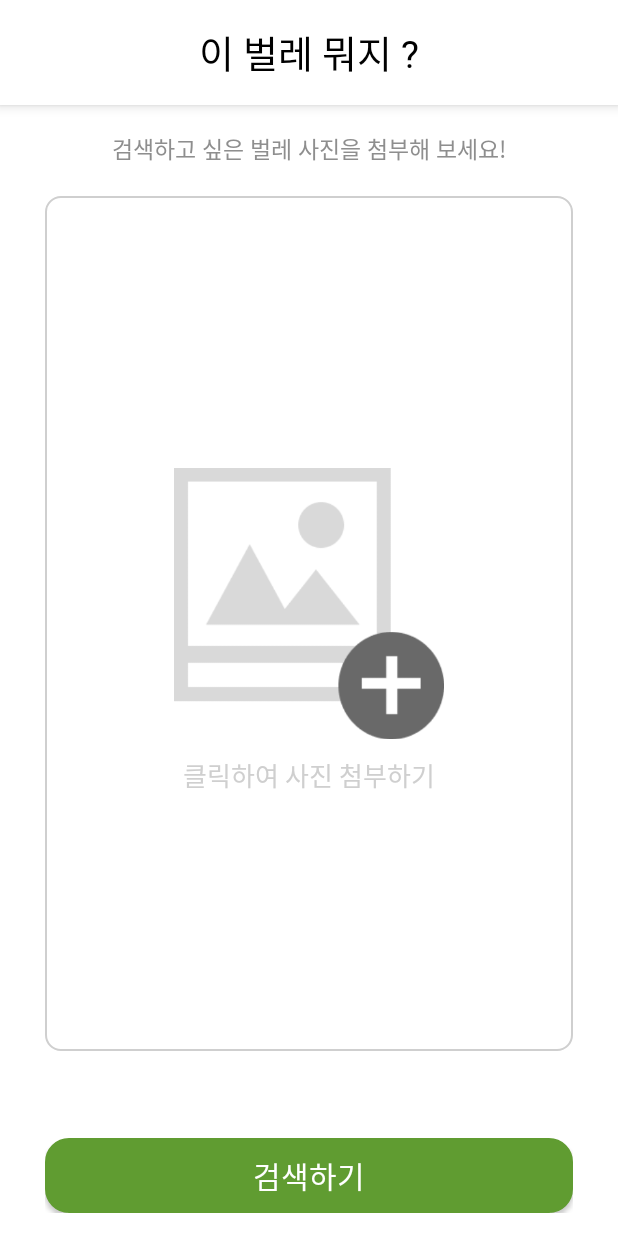
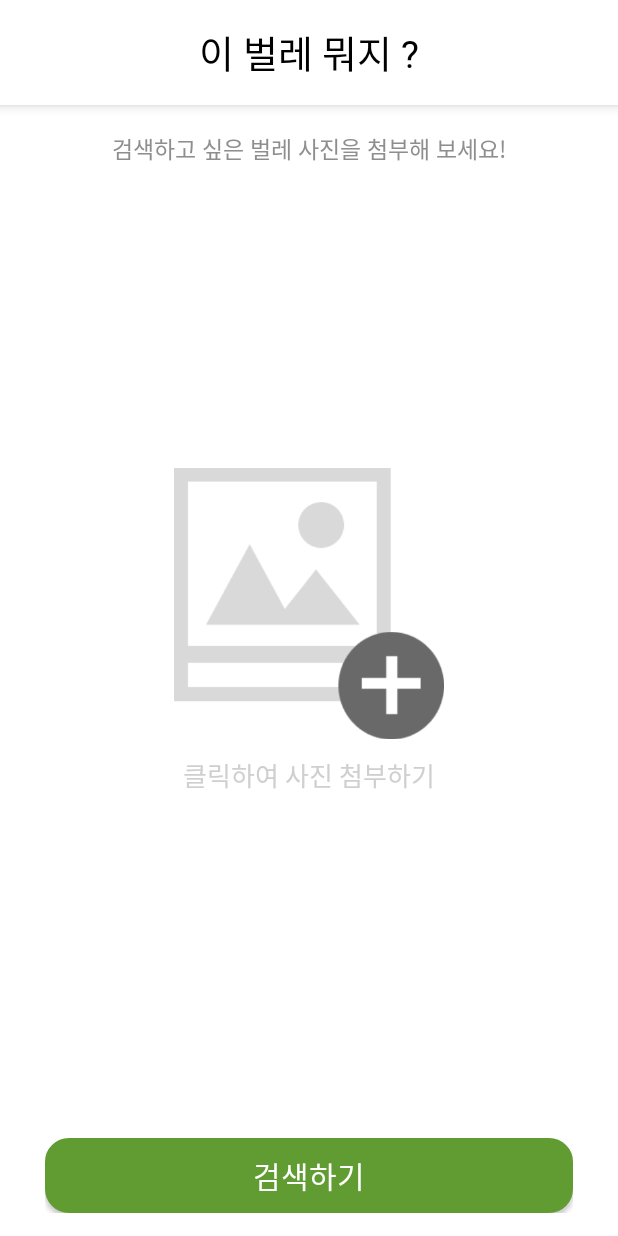
Before and after one commit to ZoneBUG/debugging-app-client, an Android app: the SearchBeforeFragment screen opened directly, with no data from a screen before it, after a tap on an icon or button, on a phone screen of 412 x 824 dp. Run offline under Robolectric (Android 15) with nearby library versions, the phone set to English and light mode, and no system bars; our stand-ins replace Firebase (no records; nobody signed in at launch, a user with empty details on screens opened directly); network calls fail; pictures from the network do not load.

Commit message:
fix : 기타 디자인 수정

```diff
--- a/app/src/main/java/com/zonebug/debugging/activity/search/SearchBeforeFragment.kt
+++ b/app/src/main/java/com/zonebug/debugging/activity/search/SearchBeforeFragment.kt
@@ -6,6 +6,7 @@ import android.view.LayoutInflater
 import android.view.View
 import android.view.ViewGroup
 import android.widget.ImageButton
+import android.widget.LinearLayout
 import androidx.appcompat.widget.AppCompatButton
 import com.zonebug.debugging.R
 
@@ -20,12 +21,14 @@ class SearchBeforeFragment : Fragment() {
     ): View? {
 
         val view = inflater.inflate(R.layout.fragment_search_before, container, false)
+        val container : LinearLayout = view.findViewById(R.id.Search_Before_Container_Image)
         val selectBtn : ImageButton = view.findViewById(R.id.Search_Before_Btn_Select)
         val editBtn : AppCompatButton = view.findViewById(R.id.Search_Before_Btn_Edit)
 
         // 이미지 선택하기
         selectBtn.setOnClickListener {
             (activity as SearchActivity).selectImage()
+            container.setBackgroundResource(R.drawable.custom_button_white)
         }
 
         // 이미지 다시 선택하기
--- /dev/null
+++ b/app/src/main/res/drawable/custom_button_white.xml
@@ -0,0 +1,10 @@
+<?xml version="1.0" encoding="utf-8"?>
+<shape
+    xmlns:android="http://schemas.android.com/apk/res/android"
+    android:shape="rectangle">
+    <stroke
+        android:color="@color/white"
+        android:width="1sp"/>
+    <corners android:radius="10sp"/>
+    <solid android:color="@color/white"/>
+</shape>
--- a/app/src/main/res/drawable/custom_input.xml
+++ b/app/src/main/res/drawable/custom_input.xml
@@ -20,7 +20,7 @@
             android:shape="rectangle">
             <stroke
                 android:width="1.2dp"
-                android:color="@color/main_red"/>
+                android:color="@color/main_green"/>
             <corners
                 android:radius="10dp"/>
         </shape>
--- a/app/src/main/res/layout/activity_report.xml
+++ b/app/src/main/res/layout/activity_report.xml
@@ -133,6 +133,7 @@
                 android:id="@+id/Report_Text_Input"
                 android:layout_width="match_parent"
                 android:layout_height="wrap_content"
+                android:layout_marginTop="10sp"
                 android:text="🌱 보고서 생성 주기를 입력해주세요"
                 android:textSize="17sp"
                 android:textColor="@color/black"
```
